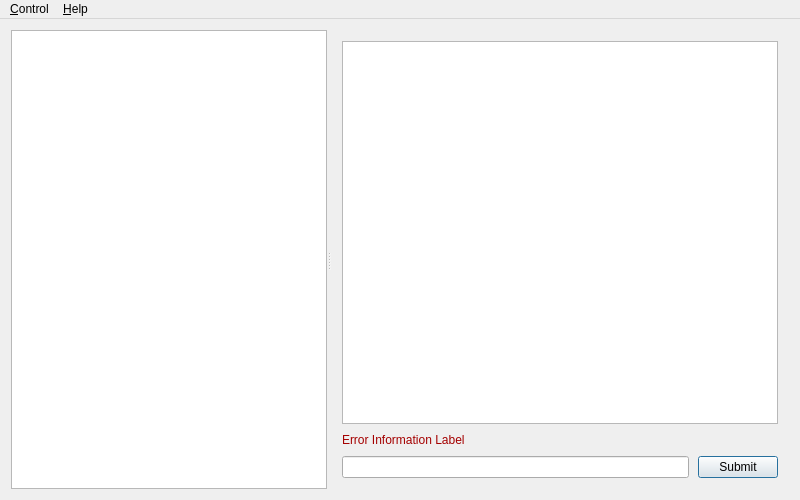
Above: source/mainwindow.ui from arturdryomov/aequatio before the change. Below: the same form after it.
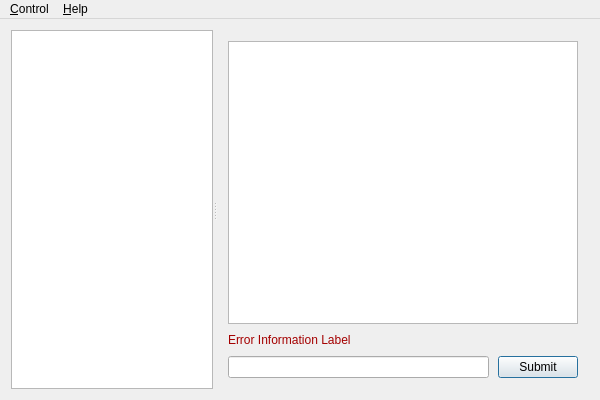
That is the form after the change.

Commit message: Main window size

```diff
--- a/source/mainwindow.ui
+++ b/source/mainwindow.ui
@@ -6,14 +6,14 @@
    <rect>
     <x>0</x>
     <y>0</y>
-    <width>800</width>
-    <height>500</height>
+    <width>600</width>
+    <height>400</height>
    </rect>
   </property>
   <property name="minimumSize">
    <size>
-    <width>800</width>
-    <height>500</height>
+    <width>600</width>
+    <height>400</height>
    </size>
   </property>
   <property name="windowTitle">
```
